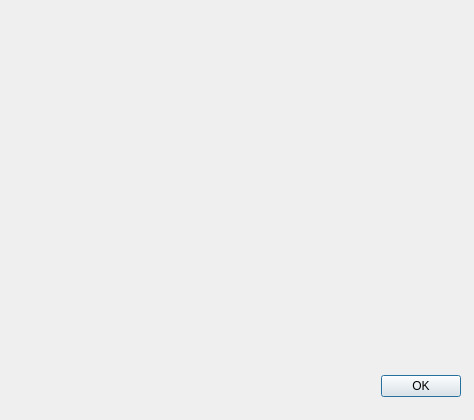
First picture: the form in Win_diagnosis_Klient/about.ui, repository lukpro681/PC-Diagnostic-Center, before the edit.
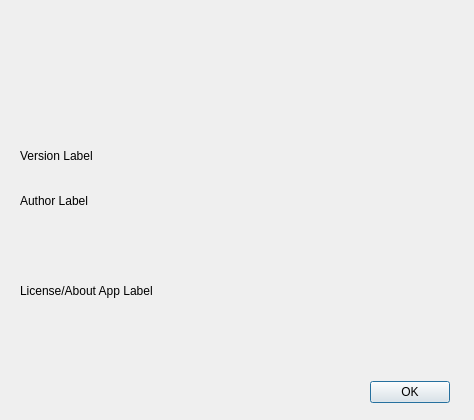
Second picture: the form after the edit. Icons and pictures are not drawn.

The edit to the form file:
```diff
--- a/Win_diagnosis_Klient/about.ui
+++ b/Win_diagnosis_Klient/about.ui
@@ -10,16 +10,28 @@
     <height>420</height>
    </rect>
   </property>
+  <property name="minimumSize">
+   <size>
+    <width>474</width>
+    <height>420</height>
+   </size>
+  </property>
+  <property name="maximumSize">
+   <size>
+    <width>474</width>
+    <height>420</height>
+   </size>
+  </property>
   <property name="windowTitle">
    <string>Dialog</string>
   </property>
   <widget class="QDialogButtonBox" name="buttonBox">
    <property name="geometry">
     <rect>
-     <x>120</x>
-     <y>370</y>
-     <width>341</width>
-     <height>32</height>
+     <x>370</x>
+     <y>380</y>
+     <width>80</width>
+     <height>24</height>
     </rect>
    </property>
    <property name="orientation">
@@ -29,6 +41,67 @@
     <set>QDialogButtonBox::Ok</set>
    </property>
   </widget>
+  <widget class="QLabel" name="aboutLogo">
+   <property name="geometry">
+    <rect>
+     <x>20</x>
+     <y>10</y>
+     <width>441</width>
+     <height>121</height>
+    </rect>
+   </property>
+   <property name="text">
+    <string/>
+   </property>
+   <property name="pixmap">
+    <pixmap>diag_center_banner.png</pixmap>
+   </property>
+   <property name="scaledContents">
+    <bool>true</bool>
+   </property>
+  </widget>
+  <widget class="QLabel" name="VersionLabel">
+   <property name="geometry">
+    <rect>
+     <x>20</x>
+     <y>140</y>
+     <width>441</width>
+     <height>31</height>
+    </rect>
+   </property>
+   <property name="text">
+    <string>Version Label</string>
+   </property>
+  </widget>
+  <widget class="QLabel" name="AuthorLabel">
+   <property name="geometry">
+    <rect>
+     <x>20</x>
+     <y>180</y>
+     <width>431</width>
+     <height>41</height>
+    </rect>
+   </property>
+   <property name="text">
+    <string>Author Label</string>
+   </property>
+  </widget>
+  <widget class="QLabel" name="aboutLabel">
+   <property name="geometry">
+    <rect>
+     <x>20</x>
+     <y>230</y>
+     <width>431</width>
+     <height>121</height>
+    </rect>
+   </property>
+   <property name="text">
+    <string>License/About App Label</string>
+   </property>
+   <property name="wordWrap">
+    <bool>true</bool>
+   </property>
+  </widget>
  </widget>
  <resources/>
  <connections>
```
